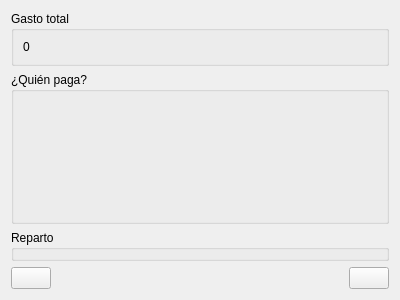
The window that payersselector.ui (RafaelGC/EasyReceipt) describes before a commit, drawn with Qt 5.
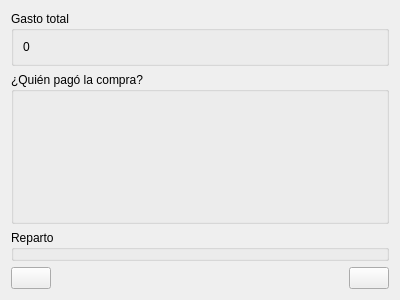
The same window after the commit. Icons and pictures are not drawn.

Patch:
```diff
--- a/payersselector.ui
+++ b/payersselector.ui
@@ -36,7 +36,7 @@
       <string>&lt;html&gt;&lt;head/&gt;&lt;body&gt;&lt;p&gt;¿Quién ha pagado la compra? Escribe cuánto ha pagado cada usuario (lo puedes dejar en blanco si no ha pagado nada). Esto puede resultar útil si hay más de un ticket pendiente o si, por cualquier motivo, la compra la pagaron varios.&lt;/p&gt;&lt;/body&gt;&lt;/html&gt;</string>
      </property>
      <property name="title">
-      <string>¿Quién paga?</string>
+      <string>¿Quién pagó la compra?</string>
      </property>
      <property name="flat">
       <bool>false</bool>
```
